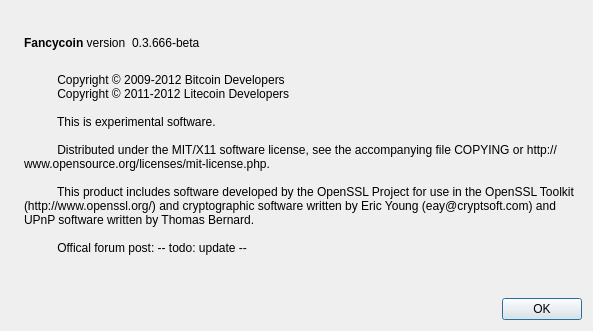
Old version of the form src/qt/forms/aboutdialog.ui in the repository Fancycoin/Fancycoin.
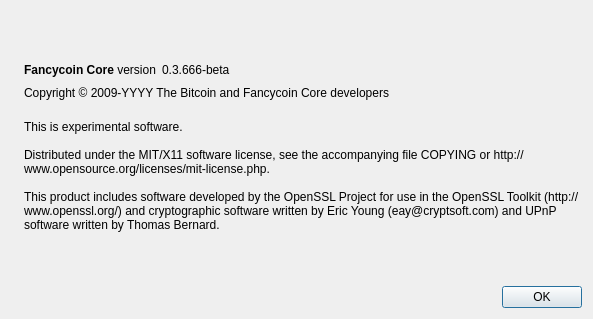
New version of the form. Icons and pictures are not drawn.

Diff of the .ui file:
```diff
--- a/src/qt/forms/aboutdialog.ui
+++ b/src/qt/forms/aboutdialog.ui
@@ -7,7 +7,7 @@
     <x>0</x>
     <y>0</y>
     <width>593</width>
-    <height>331</height>
+    <height>319</height>
    </rect>
   </property>
   <property name="windowTitle">
@@ -50,7 +50,7 @@
           <cursorShape>IBeamCursor</cursorShape>
          </property>
          <property name="text">
-          <string>&lt;b&gt;Fancycoin&lt;/b&gt; version</string>
+          <string>&lt;b&gt;Fancycoin Core&lt;/b&gt; version</string>
          </property>
          <property name="textInteractionFlags">
           <set>Qt::LinksAccessibleByMouse|Qt::TextSelectableByKeyboard|Qt::TextSelectableByMouse</set>
@@ -65,9 +65,6 @@
          <property name="text">
           <string notr="true">0.3.666-beta</string>
          </property>
-         <property name="textFormat">
-          <enum>Qt::RichText</enum>
-         </property>
          <property name="textInteractionFlags">
           <set>Qt::LinksAccessibleByMouse|Qt::TextSelectableByKeyboard|Qt::TextSelectableByMouse</set>
          </property>
@@ -88,6 +85,22 @@
        </item>
       </layout>
      </item>
+     <item>
+      <widget class="QLabel" name="copyrightLabel">
+       <property name="cursor">
+        <cursorShape>IBeamCursor</cursorShape>
+       </property>
+       <property name="text">
+        <string notr="true">Copyright &amp;copy; 2009-YYYY The Bitcoin and Fancycoin Core developers</string>
+       </property>
+       <property name="textFormat">
+        <enum>Qt::RichText</enum>
+       </property>
+       <property name="textInteractionFlags">
+        <set>Qt::LinksAccessibleByMouse|Qt::TextSelectableByKeyboard|Qt::TextSelectableByMouse</set>
+       </property>
+      </widget>
+     </item>
      <item>
       <widget class="QLabel" name="label_2">
        <property name="cursor">
@@ -95,17 +108,11 @@
        </property>
        <property name="text">
         <string>
-          Copyright © 2009-2012 Bitcoin Developers
-          Copyright © 2011-2012 Litecoin Developers
+This is experimental software.
 
-          This is experimental software.
+Distributed under the MIT/X11 software license, see the accompanying file COPYING or http://www.opensource.org/licenses/mit-license.php.
 
-          Distributed under the MIT/X11 software license, see the accompanying file COPYING or http://www.opensource.org/licenses/mit-license.php.
-
-          This product includes software developed by the OpenSSL Project for use in the OpenSSL Toolkit (http://www.openssl.org/) and cryptographic software written by Eric Young (eay@cryptsoft.com) and UPnP software written by Thomas Bernard.
-
-          Offical forum post: -- todo: update --
-        </string>
+This product includes software developed by the OpenSSL Project for use in the OpenSSL Toolkit (http://www.openssl.org/) and cryptographic software written by Eric Young (eay@cryptsoft.com) and UPnP software written by Thomas Bernard.</string>
        </property>
        <property name="wordWrap">
         <bool>true</bool>
```
Left out of the diff: 18 changed lines with no effect on the pictures.
